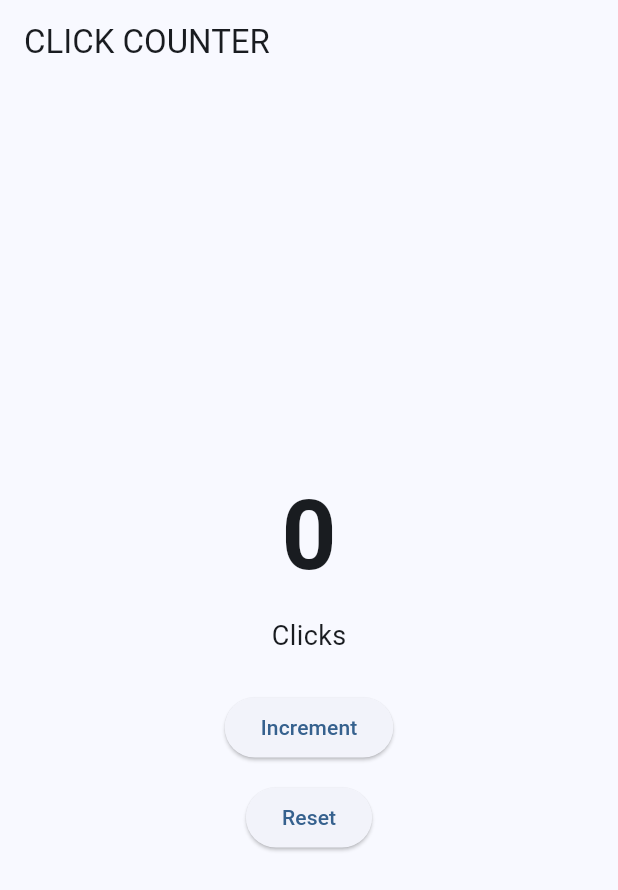
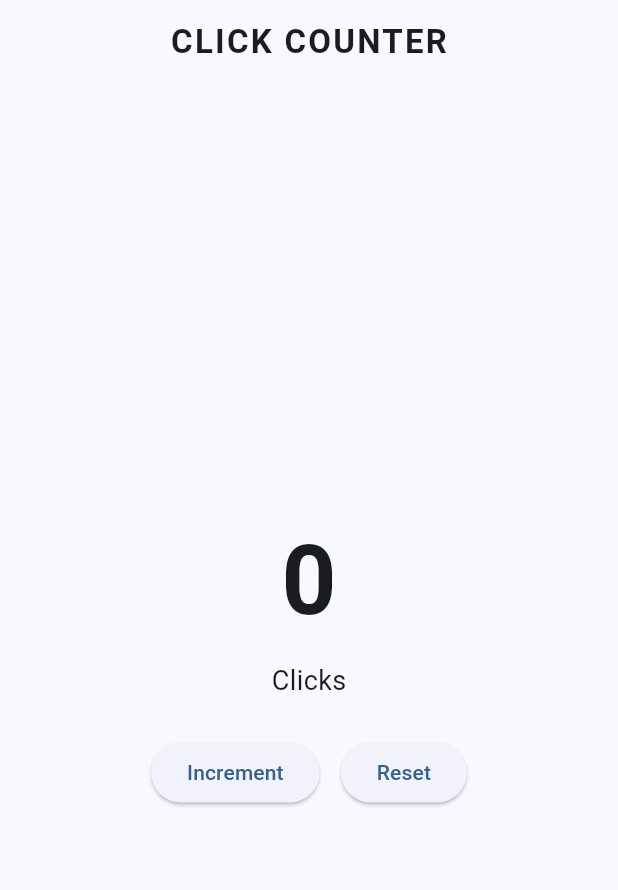
Before and after one commit to danielpravin/https---github.com-danielpravin-CounterApp, a Flutter app: the screen it shows after launch, on a phone screen of 412 x 824 dp. Shown: the top 890 px of the screen. Run offline on Flutter 3.47's test engine with Material 3 defaults, Android fonts, the phone set to English and light mode, and no system bars.

Commit message:
changes to layout of button and fixed app bar alignment

```diff
--- a/lib/main.dart
+++ b/lib/main.dart
@@ -46,17 +46,29 @@ class _CounterScreenState extends State<CounterScreen> {
   @override
   Widget build(BuildContext context) {
     return Scaffold(
-      appBar: AppBar(title: Text("CLICK COUNTER", textAlign: TextAlign.center,),),
-      body: Center(child: Column( mainAxisAlignment: MainAxisAlignment.center,
+      appBar: AppBar(title:
+          Center(
+            child: Text("CLICK COUNTER", style: TextStyle(letterSpacing: 1.5, fontWeight: FontWeight.bold),),
+          ),
+        ),
+      body:
+        Center(child: Column( mainAxisAlignment: MainAxisAlignment.center,
           children: [
             Text("$counter", style: const TextStyle(fontSize: 64, fontWeight: FontWeight.bold, fontFamily: "")),
             const SizedBox(height: 8),
             const Text("Clicks", style:TextStyle(fontSize: 18)),
             const SizedBox(height: 24),
+            Row( // have the buttons on the same line
+              mainAxisAlignment: MainAxisAlignment.center,
+              children: [
                 ElevatedButton( onPressed: _incrementCounter, child: const Text("Increment")),
-          const SizedBox(height: 12),
+                const Text("   ", style:TextStyle(fontSize: 18)),
                 ElevatedButton( onPressed: _resetCounter, child: const Text("Reset")),
-      ],),),
+              ]
+            ),
+          ],
+        ),
+      ),
     );
   }
 }
```
Lines whose indentation alone changed are shown as unchanged.
